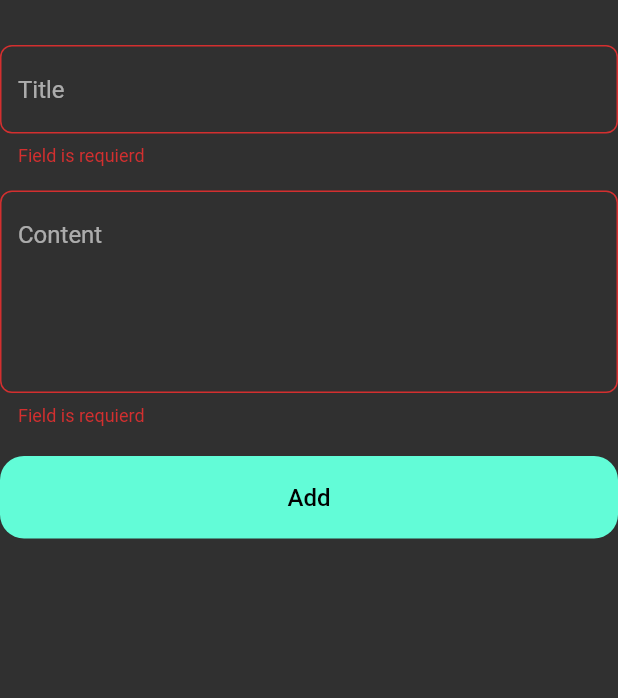
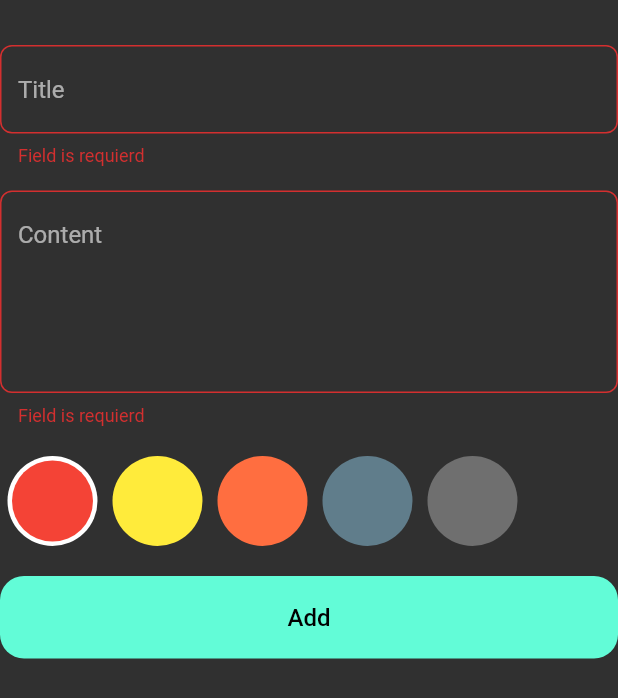
Before and after one commit to abdulmalek9/Note_App, a Flutter app: the AddNotesForm widget shown alone on an empty page, opened directly, after a tap on "Add", on a phone screen of 412 x 824 dp. Shown: the top 698 px of the screen. Run offline on Flutter 3.47's test engine with Material 2 defaults, Android fonts, the phone set to English and light mode, and no system bars; our stand-ins replace bloc, flutter_bloc, hive, hive_flutter; accounts and stored records are empty.

Commit message:
add Color palette for add notes sheet

```diff
--- a/lib/view/widget/add_notes_form.dart
+++ b/lib/view/widget/add_notes_form.dart
@@ -2,6 +2,7 @@ import 'package:flutter/material.dart';
 import 'package:flutter_bloc/flutter_bloc.dart';
 import 'package:note/Cubit/add_notes_cubit/add_note_cubit.dart';
 import 'package:note/models/note_model.dart';
+import 'package:note/view/widget/color_listview.dart';
 import 'package:note/view/widget/custom_bottun.dart';
 import 'package:note/view/widget/custom_text_field.dart';
 import 'package:intl/intl.dart';
@@ -16,6 +17,23 @@ class AddNotesForm extends StatefulWidget {
 }
 
 class _AddNotesFormState extends State<AddNotesForm> {
+  void onTap() {
+    var currentDate = DateTime.now();
+    var formattedDate = DateFormat("dd-mm-yyyy").format(currentDate);
+    if (formKey.currentState!.validate()) {
+      formKey.currentState!.save();
+      var note = NoteModel(
+          title: title!,
+          subtitle: subTitle!,
+          date: formattedDate.toString(),
+          color: Colors.blueAccent.value);
+      BlocProvider.of<AddNoteCubit>(context).addNotes(note);
+    } else {
+      autovalidateMode = AutovalidateMode.always;
+      setState(() {});
+    }
+  }
+
   final GlobalKey<FormState> formKey = GlobalKey<FormState>();
   AutovalidateMode? autovalidateMode = AutovalidateMode.disabled;
   String? title, subTitle;
@@ -49,27 +67,15 @@ class _AddNotesFormState extends State<AddNotesForm> {
           const SizedBox(
             height: 20,
           ),
+          const ColorListview(),
+          const SizedBox(
+            height: 20,
+          ),
           BlocBuilder<AddNoteCubit, AddNoteState>(
             builder: (context, state) {
               return CustomButton(
                 isLoding: state is AddNoteLoding ? true : false,
-                onTap: () {
-                  var currentDate = DateTime.now();
-                  var formattedDate =
-                      DateFormat("dd-mm-yyyy").format(currentDate);
-                  if (formKey.currentState!.validate()) {
-                    formKey.currentState!.save();
-                    var note = NoteModel(
-                        title: title!,
-                        subtitle: subTitle!,
-                        date: formattedDate.toString(),
-                        color: Colors.blueAccent.value);
-                    BlocProvider.of<AddNoteCubit>(context).addNotes(note);
-                  } else {
-                    autovalidateMode = AutovalidateMode.always;
-                    setState(() {});
-                  }
-                },
+                onTap: onTap,
               );
             },
           ),
--- /dev/null
+++ b/lib/view/widget/color_Item.dart
@@ -0,0 +1,23 @@
+import 'package:flutter/material.dart';
+
+class ColorItem extends StatelessWidget {
+  const ColorItem({super.key, required this.isActive, required this.color});
+  final bool isActive;
+  final Color color;
+  @override
+  Widget build(BuildContext context) {
+    return isActive
+        ? CircleAvatar(
+            backgroundColor: Colors.white,
+            radius: 30,
+            child: CircleAvatar(
+              backgroundColor: color,
+              radius: 27,
+            ),
+          )
+        : CircleAvatar(
+            backgroundColor: color,
+            radius: 30,
+          );
+  }
+}
--- /dev/null
+++ b/lib/view/widget/color_listview.dart
@@ -0,0 +1,44 @@
+import 'package:flutter/material.dart';
+import 'package:note/view/widget/color_Item.dart';
+
+class ColorListview extends StatefulWidget {
+  const ColorListview({super.key});
+
+  @override
+  State<ColorListview> createState() => _ColorListviewState();
+}
+
+class _ColorListviewState extends State<ColorListview> {
+  int? currentIndex = 0;
+  List<Color> colors = [
+    Colors.red,
+    Colors.yellow,
+    Colors.deepOrangeAccent,
+    Colors.blueGrey,
+    Colors.white30,
+  ];
+  @override
+  Widget build(BuildContext context) {
+    return SizedBox(
+      height: 30 * 2,
+      child: ListView.builder(
+          scrollDirection: Axis.horizontal,
+          itemCount: colors.length,
+          itemBuilder: (context, index) {
+            return Padding(
+              padding: const EdgeInsets.symmetric(horizontal: 5.0),
+              child: GestureDetector(
+                onTap: () {
+                  currentIndex = index;
+                  setState(() {});
+                },
+                child: ColorItem(
+                  color: colors[index],
+                  isActive: currentIndex == index,
+                ),
+              ),
+            );
+          }),
+    );
+  }
+}
```
